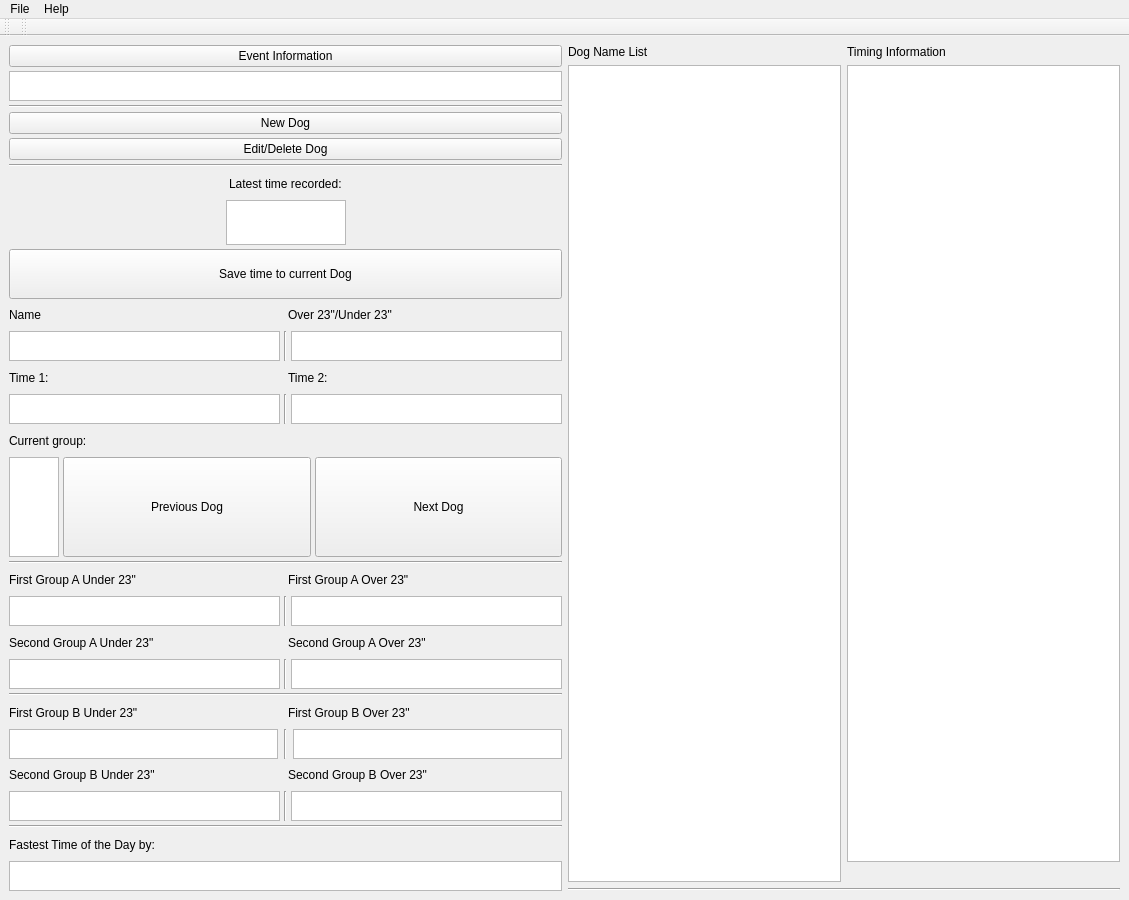
Above: frontend.ui from davavanstone/DogTiming before the change. Below: the same form after it.
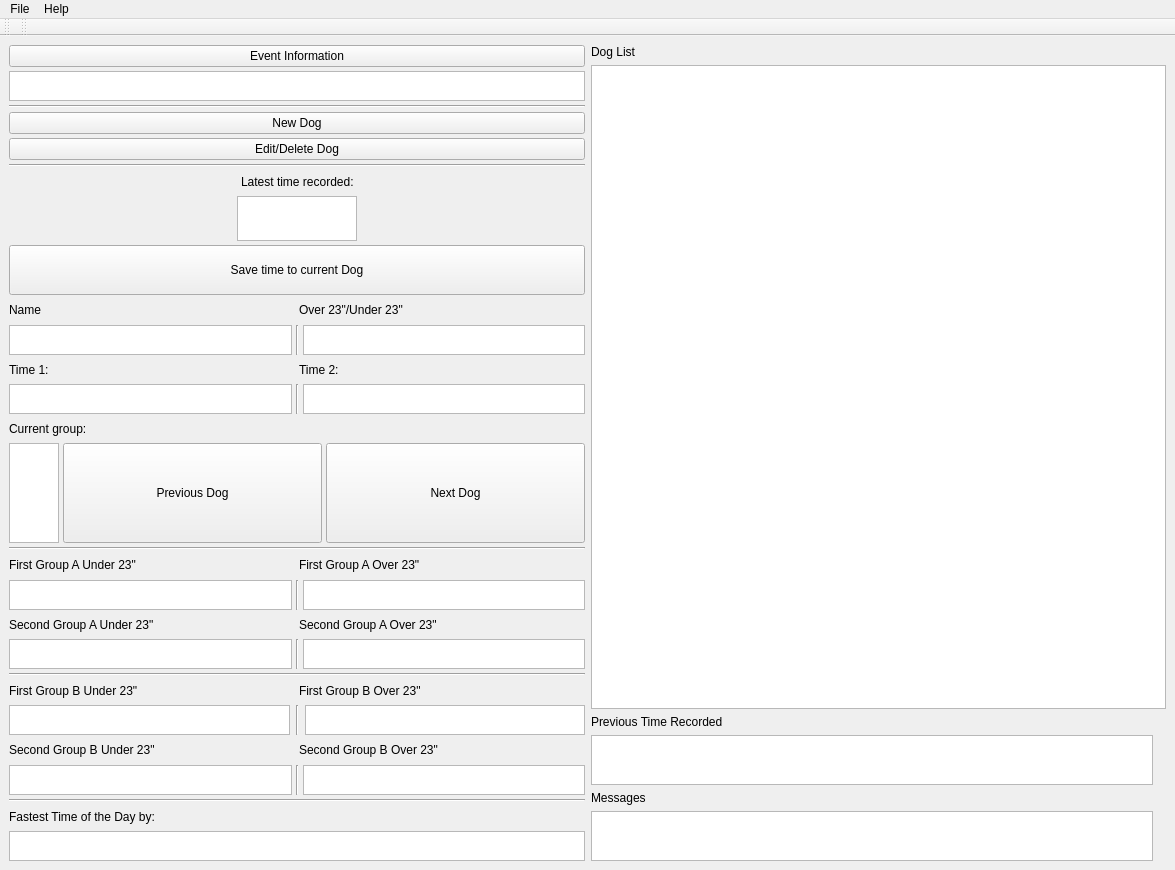
That is the form after the change. Icons and pictures are not drawn.

Commit message: updated front end to enlarge dog list, add previous time recorded and a messages/console box for dongle(s) information to be processed at the client end (python user interface)

Diff of the .ui file:
```diff
--- a/frontend.ui
+++ b/frontend.ui
@@ -6,8 +6,8 @@
    <rect>
     <x>0</x>
     <y>0</y>
-    <width>1129</width>
-    <height>900</height>
+    <width>1175</width>
+    <height>870</height>
    </rect>
   </property>
   <property name="windowTitle">
@@ -1043,67 +1043,109 @@
      </layout>
     </item>
     <item>
-     <layout class="QVBoxLayout" name="verticalLayout_15">
+     <layout class="QVBoxLayout" name="verticalLayout">
+      <property name="sizeConstraint">
+       <enum>QLayout::SetMinimumSize</enum>
+      </property>
       <item>
-       <layout class="QHBoxLayout" name="horizontalLayout_16">
+       <widget class="QLabel" name="label">
+        <property name="text">
+         <string>Dog List</string>
+        </property>
+       </widget>
+      </item>
+      <item>
+       <widget class="QColumnView" name="columnView">
+        <property name="sizePolicy">
+         <sizepolicy hsizetype="Expanding" vsizetype="MinimumExpanding">
+          <horstretch>0</horstretch>
+          <verstretch>0</verstretch>
+         </sizepolicy>
+        </property>
+        <property name="minimumSize">
+         <size>
+          <width>0</width>
+          <height>0</height>
+         </size>
+        </property>
+       </widget>
+      </item>
+      <item>
+       <layout class="QHBoxLayout" name="horizontalLayout">
         <item>
-         <layout class="QVBoxLayout" name="verticalLayout_6">
-          <item>
-           <widget class="QLabel" name="label">
-            <property name="text">
-             <string>Dog Name List</string>
-            </property>
-           </widget>
-          </item>
-          <item>
-           <layout class="QHBoxLayout" name="horizontalLayout_20">
-            <item>
-             <widget class="QTableView" name="tblDogNameList"/>
-            </item>
-           </layout>
-          </item>
-         </layout>
-        </item>
-        <item>
-         <layout class="QVBoxLayout" name="verticalLayout_5">
+         <layout class="QVBoxLayout" name="verticalLayout_2">
           <item>
            <widget class="QLabel" name="label_2">
+            <property name="sizePolicy">
+             <sizepolicy hsizetype="Preferred" vsizetype="Fixed">
+              <horstretch>0</horstretch>
+              <verstretch>0</verstretch>
+             </sizepolicy>
+            </property>
             <property name="text">
-             <string>Timing Information</string>
+             <string>Previous Time Recorded</string>
             </property>
            </widget>
           </item>
           <item>
-           <layout class="QHBoxLayout" name="horizontalLayout_19">
-            <item>
-             <widget class="QTextBrowser" name="txtTiming"/>
-            </item>
-           </layout>
+           <widget class="QPlainTextEdit" name="plainTextEdit_17">
+            <property name="sizePolicy">
+             <sizepolicy hsizetype="Expanding" vsizetype="Expanding">
+              <horstretch>0</horstretch>
+              <verstretch>0</verstretch>
+             </sizepolicy>
+            </property>
+            <property name="maximumSize">
+             <size>
+              <width>16777215</width>
+              <height>50</height>
+             </size>
+            </property>
+           </widget>
           </item>
           <item>
-           <widget class="QLabel" name="label_13">
+           <widget class="QLabel" name="label_3">
+            <property name="sizePolicy">
+             <sizepolicy hsizetype="Preferred" vsizetype="Fixed">
+              <horstretch>0</horstretch>
+              <verstretch>0</verstretch>
+             </sizepolicy>
+            </property>
             <property name="text">
-             <string/>
+             <string>Messages</string>
             </property>
-            <property name="pixmap">
-             <pixmap>LC.jpg</pixmap>
+           </widget>
+          </item>
+          <item>
+           <widget class="QPlainTextEdit" name="plainTextEdit_18">
+            <property name="maximumSize">
+             <size>
+              <width>16777215</width>
+              <height>50</height>
+             </size>
             </property>
            </widget>
           </item>
          </layout>
         </item>
+        <item>
+         <widget class="QLabel" name="label_13">
+          <property name="sizePolicy">
+           <sizepolicy hsizetype="Preferred" vsizetype="Minimum">
+            <horstretch>0</horstretch>
+            <verstretch>0</verstretch>
+           </sizepolicy>
+          </property>
+          <property name="text">
+           <string/>
+          </property>
+          <property name="pixmap">
+           <pixmap>LC.jpg</pixmap>
+          </property>
+         </widget>
+        </item>
        </layout>
       </item>
-      <item>
-       <layout class="QHBoxLayout" name="horizontalLayout_17"/>
-      </item>
-      <item>
-       <widget class="Line" name="line_7">
-        <property name="orientation">
-         <enum>Qt::Horizontal</enum>
-        </property>
-       </widget>
-      </item>
      </layout>
     </item>
    </layout>
@@ -1135,7 +1177,7 @@
     <rect>
      <x>0</x>
      <y>0</y>
-     <width>1129</width>
+     <width>1175</width>
      <height>27</height>
     </rect>
    </property>
```
